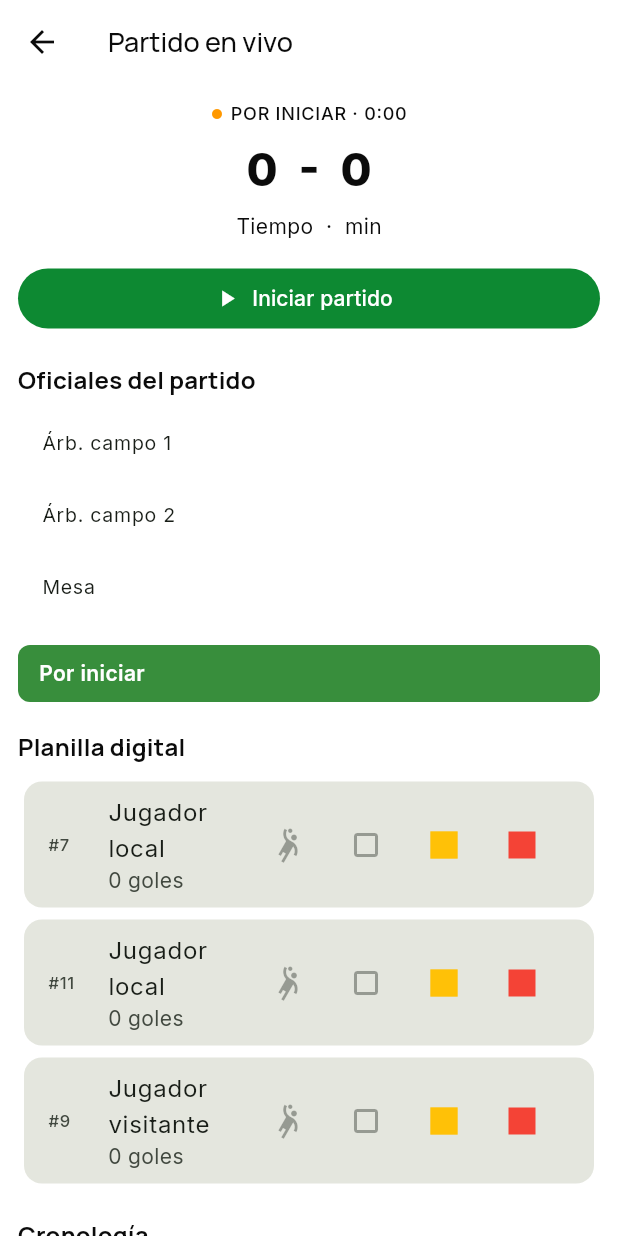
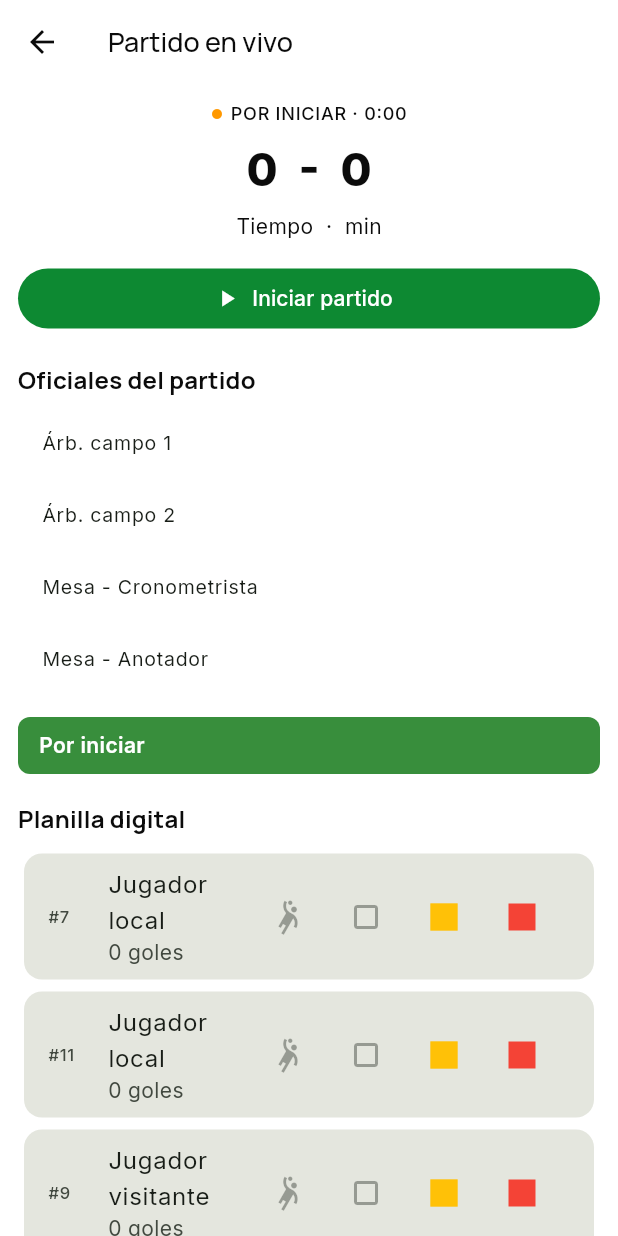
Before and after one commit to tatiana1104/handplay_demo, a Flutter app: the LiveMatchScreen screen opened directly with empty values, on a phone screen of 412 x 824 dp. Run offline on Flutter 3.47's test engine with Material 3 defaults, Android fonts, the phone set to English and light mode, and no system bars; our stand-ins replace cloud_firestore, dartz, equatable, firebase_auth, firebase_core, firebase_messaging and 5 more; accounts and stored records are empty.

Commit message:
Show both table officials in live match

```diff
--- a/lib/features/matches/presentation/screens/live_match_screen.dart
+++ b/lib/features/matches/presentation/screens/live_match_screen.dart
@@ -62,7 +62,8 @@ class _LiveMatchScreenState extends State<LiveMatchScreen> {
         _section('Oficiales del partido', [
           _official('Árb. campo 1', _match['refereeOneName'] ?? _match['refereeOne']),
           _official('Árb. campo 2', _match['refereeTwoName'] ?? _match['refereeTwo']),
-          _official('Mesa', _match['tableOfficialName'] ?? _match['tableOfficial']),
+          _official('Mesa - Cronometrista', _match['timekeeperName'] ?? _match['timekeeper']),
+          _official('Mesa - Anotador', _match['scorerName'] ?? _match['scorer']),
         ]),
         const SizedBox(height: 14),
         MatchStatusLabel(status: _match['status']?.toString()),
--- a/lib/features/tournaments/presentation/screens/tournament_detail_screen.dart
+++ b/lib/features/tournaments/presentation/screens/tournament_detail_screen.dart
@@ -226,7 +226,7 @@ class _NewMatchScreenState extends State<_NewMatchScreen> {
         'homeTeam': _home, 'homeTeamName': _teamName(_home), 'homeTeamColor': _teamColor(_home),
         'awayTeam': _away, 'awayTeamName': _teamName(_away), 'awayTeamColor': _teamColor(_away),
         'date': Timestamp.fromDate(matchDate), 'venue': _venue.text.trim(),
-        'refereeOne': _refereeOne, 'refereeTwo': _refereeTwo, 'timekeeper': _timekeeper, 'scorer': _scorer,
+        'refereeOne': _refereeOne, 'refereeOneName': _refereeName(_refereeOne ?? ''), 'refereeTwo': _refereeTwo, 'refereeTwoName': _refereeName(_refereeTwo ?? ''), 'timekeeper': _timekeeper, 'timekeeperName': _refereeName(_timekeeper ?? ''), 'scorer': _scorer, 'scorerName': _refereeName(_scorer ?? ''),
         'status': 'scheduled', 'halfDurationMinutes': _halfDurationMinutes, 'createdAt': FieldValue.serverTimestamp(),
       });
       if (mounted) Navigator.of(context).pop();
```
